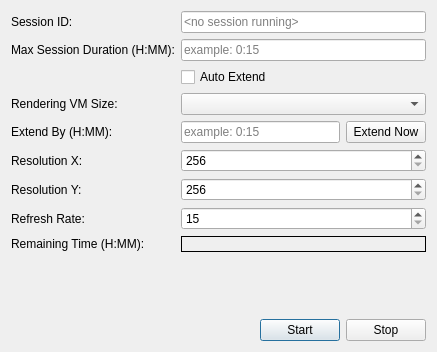
Azure/azure-remote-rendering-asset-tool, file ArrtSource/Rendering/UI/StartSessionDlg.ui: the form before one commit.
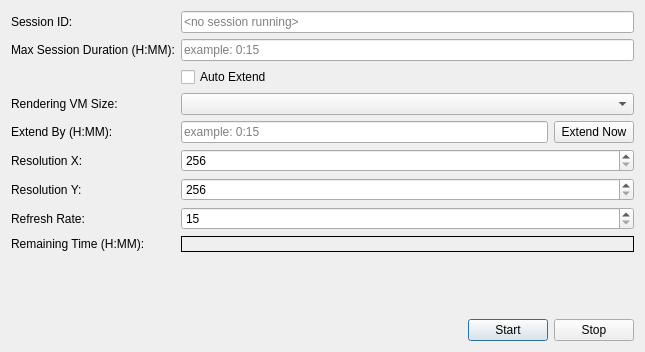
The form after the commit. Icons and pictures are not drawn.

Commit message: Accessibility: Increase size of new session menu

What changed in the file:
```diff
--- a/ArrtSource/Rendering/UI/StartSessionDlg.ui
+++ b/ArrtSource/Rendering/UI/StartSessionDlg.ui
@@ -6,7 +6,7 @@
    <rect>
     <x>0</x>
     <y>0</y>
-    <width>437</width>
+    <width>645</width>
     <height>352</height>
    </rect>
   </property>
```
